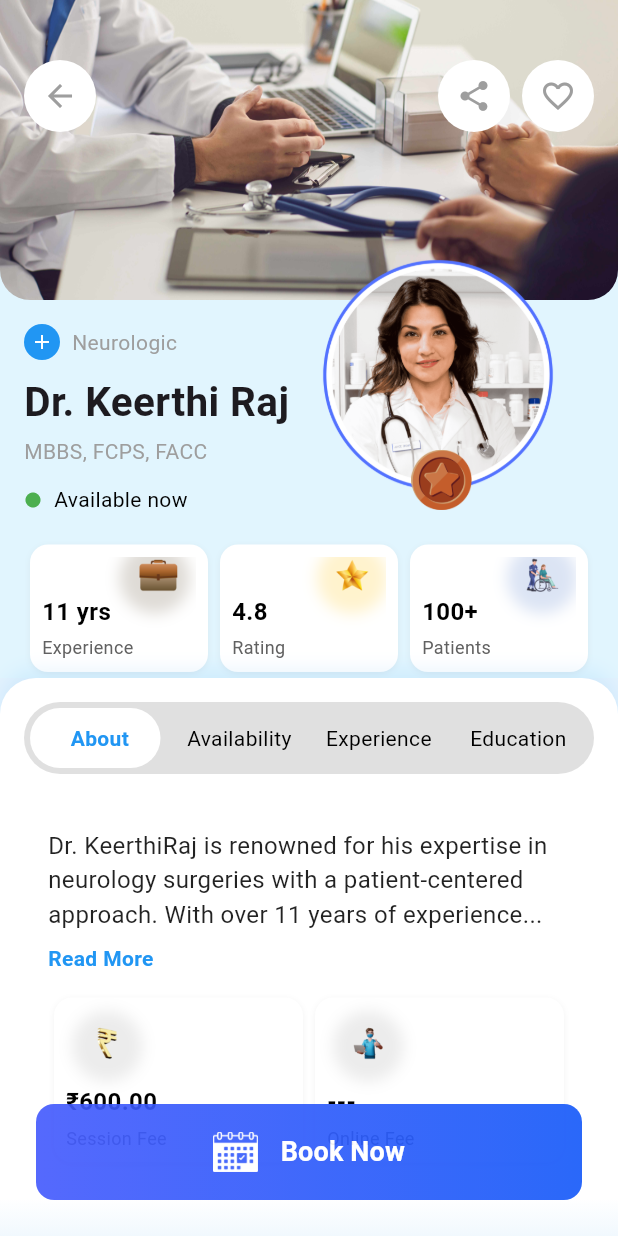
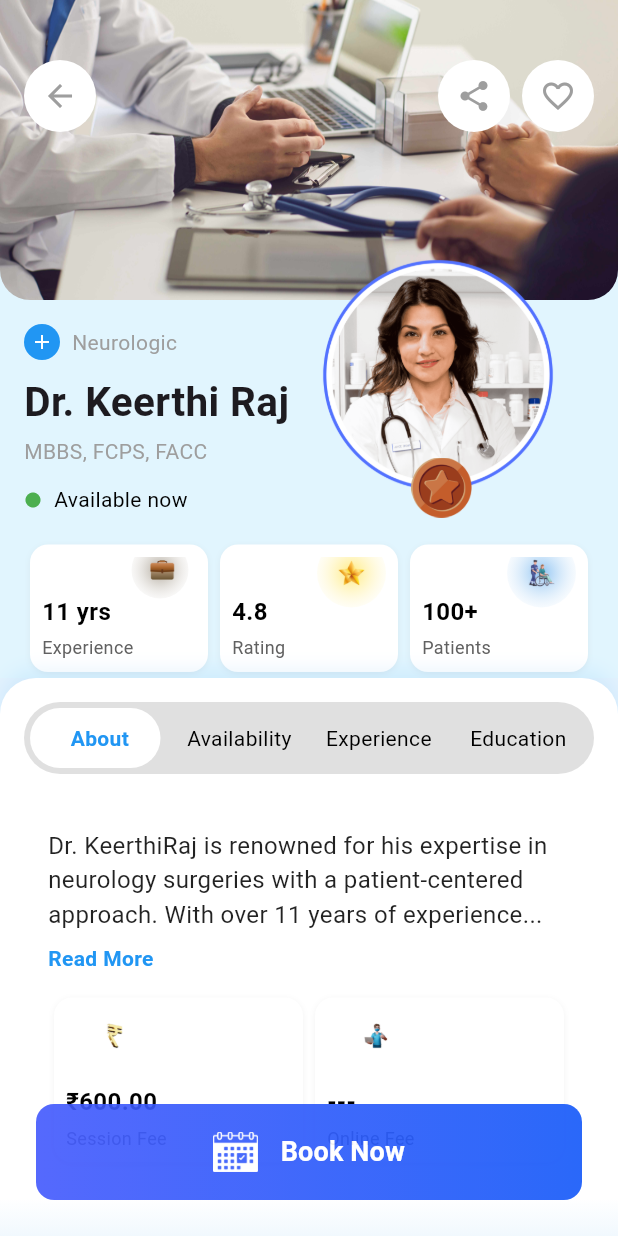
Before and after one commit to P-R-ROHITH/dr_profile, a Flutter app: the screen it shows after launch, on a phone screen of 412 x 824 dp. Run offline on Flutter 3.47's test engine with Material 3 defaults, Android fonts, the phone set to English and light mode, and no system bars.

```diff
--- a/lib/main.dart
+++ b/lib/main.dart
@@ -254,7 +254,7 @@ class _DoctorProfilePageState extends State<DoctorProfilePage> {
                               children: [
                                 const ProfilePictureWidget(),
                                 Positioned(
-                                  top: 200, // Adjust this value to control the vertical overlap
+                                  top: 205, // Adjust this value to control the vertical overlap
                                   right: -5,
                                   left: 0,
                                   child: Image.asset(
@@ -429,6 +429,7 @@ class StatCard extends StatelessWidget {
   final double? imageTop;
   final double? imageRight;
   final double height;
+  final bool showGradientShadow; // NEW
 
   const StatCard({
     super.key,
@@ -438,24 +439,24 @@ class StatCard extends StatelessWidget {
     this.imageTop,
     this.imageRight,
     this.height = 85, // Default height with new optional parameter
+    this.showGradientShadow = false, // NEW
   });
 
-  @override
-  Widget build(BuildContext context) {
-    Color getShadowColor() {
+  List<Color> _getGradientColors(String label) {
     switch (label) {
       case "Experience":
-          // ignore: deprecated_member_use
-          return const Color.fromARGB(255, 92, 75, 49).withOpacity(0.2);
+        return [const Color(0xFF5C4B31).withOpacity(0.5), Colors.white.withOpacity(0.0)];
       case "Rating":
-          return Colors.amber.withOpacity(0.2);
+        return [const Color(0xFFFFD700).withOpacity(0.5), Colors.white.withOpacity(0.0)];
       case "Patients":
-          return const Color.fromARGB(255, 77, 120, 201).withOpacity(0.2);
+        return [const Color(0xFF1E88E5).withOpacity(0.5), Colors.white.withOpacity(0.0)];
       default:
-          return Colors.grey.withOpacity(0.2);
-      }
-    }
-
+        return [Colors.black.withOpacity(0.2), Colors.white.withOpacity(0.0)];
+    }
+  }
+
+  @override
+  Widget build(BuildContext context) {
     return Expanded(
       child: Container(
         height: height, // Use the height parameter instead of hardcoded value
@@ -478,23 +479,30 @@ class StatCard extends StatelessWidget {
               Positioned(
                 top: imageTop ?? 0,
                 right: imageRight ?? 0,
-                child: Container(
+                child: showGradientShadow
+                    ? Container(
+                        width: (label == "Rating" || label == "Patients") ? 46 : 38, // larger circle
+                        height: (label == "Rating" || label == "Patients") ? 46 : 38,
                         decoration: BoxDecoration(
                           shape: BoxShape.circle,
-                    boxShadow: [
-                      BoxShadow(
-                        color: getShadowColor(),
-                        blurRadius: 8,
-                        spreadRadius: 1,
-                        offset: const Offset(0, 2),
-                      ),
-                    ],
-                  ),
+                          gradient: RadialGradient(
+                            colors: _getGradientColors(label),
+                            center: Alignment.center,
+                            radius: 0.7, // Adjust for softness
+                          ),
+                        ),
+                        child: Center(
                           child: Image.asset(
                             imagePath!,
-                    height: 45,
-                    width: 45,
-                  ),
+                            height: (label == "Rating" || label == "Patients") ? 36 : 28, // larger image
+                            width: (label == "Rating" || label == "Patients") ? 36 : 28,
+                          ),
+                        ),
+                      )
+                    : Image.asset(
+                        imagePath!,
+                        height: (label == "Rating" || label == "Patients") ? 42 : 35, // larger image
+                        width: (label == "Rating" || label == "Patients") ? 42 : 35,
                       ),
               ),
             Align(
@@ -543,20 +551,25 @@ class StatCardsSection extends StatelessWidget {
           imagePath: 'assets/suitcase.png',
           imageTop: -10,
           imageRight: 5,
+          showGradientShadow: true, // NEW
         ),
         StatCard(
           value: "4.8",
           label: "Rating",
           imagePath: 'assets/star png.png',
-          imageTop: -10,
+          imageTop: -12, // slightly higher for larger image
           imageRight: 0,
+          showGradientShadow: true, // NEW
+          height: 85, // keep default height
         ),
         StatCard(
           value: "100+",
           label: "Patients",
           imagePath: 'assets/patients png.png',
-          imageTop: -10,
+          imageTop: -12, // slightly higher for larger image
           imageRight: 0,
+          showGradientShadow: true, // NEW
+          height: 85, // keep default height
         ),
       ],
     );
```
Lines whose indentation alone changed are shown as unchanged.
